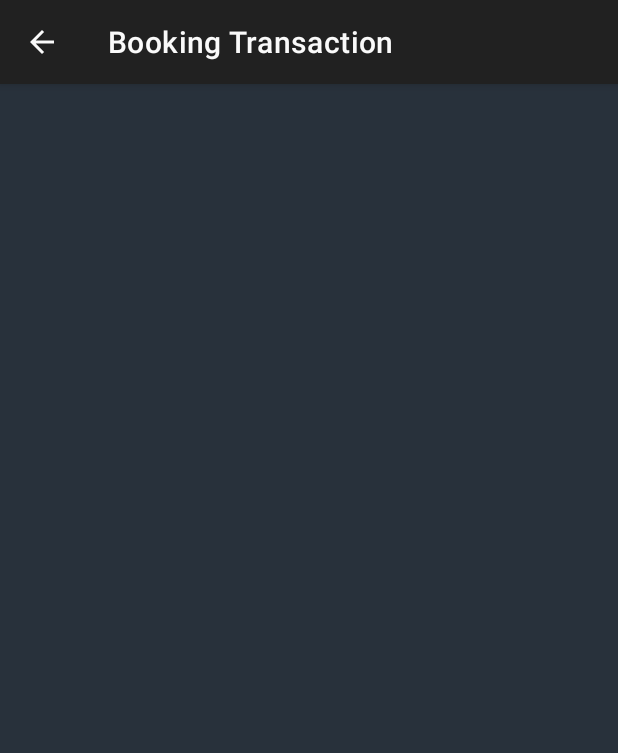
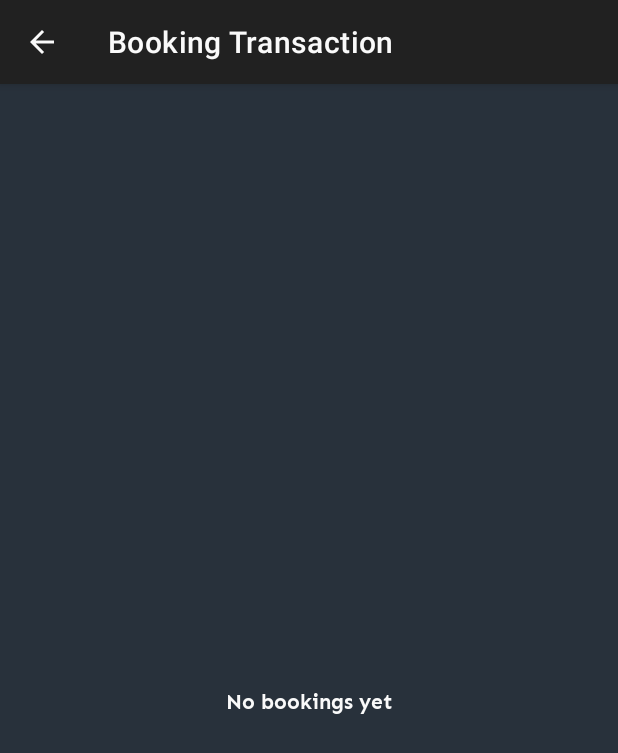
Before and after one commit to werdna521/bluejack-kos, an Android app: the BookingActivity screen opened directly, with no data from a screen before it, on a phone screen of 412 x 824 dp. Shown: the top 753 px of the screen. Run offline under Robolectric (Android 15) with nearby library versions, the phone set to English and light mode, and no system bars.

Commit message:
Add label when there is no booking

```diff
--- a/app/src/main/java/app/android/werdna/bluejack/kos/activities/BookingActivity.java
+++ b/app/src/main/java/app/android/werdna/bluejack/kos/activities/BookingActivity.java
@@ -4,6 +4,8 @@ import android.content.Context;
 import android.content.Intent;
 import android.os.Bundle;
 import android.view.MenuItem;
+import android.view.View;
+import android.widget.TextView;
 
 import androidx.annotation.Nullable;
 import androidx.appcompat.app.AppCompatActivity;
@@ -23,8 +25,6 @@ import app.android.werdna.bluejack.kos.pojos.User;
 
 public class BookingActivity extends AppCompatActivity {
 
-    private User _user;
-
     public static Intent createIntent(Context context, User _user) {
         Intent intent = new Intent(context, BookingActivity.class);
         intent.putExtra("user", _user);
@@ -36,16 +36,23 @@ public class BookingActivity extends AppCompatActivity {
         super.onCreate(savedInstanceState);
         setContentView(R.layout.activity_booking);
 
-        _user = getIntent().getParcelableExtra("user");
+        User user = getIntent().getParcelableExtra("user");
         ArrayList<BookingTransaction> bookingTransactions = filterBookings(BookingTransactionDb.getDb().getAll(),
-                _user);
+                user);
 
         RecyclerView recyclerView = findViewById(R.id.booking_recycler);
         MaterialToolbar toolbar = findViewById(R.id.toolbar);
+        TextView noBooking = findViewById(R.id.no_booking_text);
+
+        if (bookingTransactions.size() == 0) {
+            noBooking.setVisibility(View.VISIBLE);
+        }
+
         setSupportActionBar(toolbar);
         Objects.requireNonNull(getSupportActionBar()).setDisplayHomeAsUpEnabled(true);
 
-        BookingAdapter adapter = new BookingAdapter(bookingTransactions, BookingActivity.this, _user);
+        BookingAdapter adapter = new BookingAdapter(bookingTransactions, BookingActivity.this,
+                user, noBooking);
         LinearLayoutManager layoutManager = new LinearLayoutManager(BookingActivity.this);
         recyclerView.setLayoutManager(layoutManager);
         recyclerView.setAdapter(adapter);
--- a/app/src/main/java/app/android/werdna/bluejack/kos/activities/KosDetailActivity.java
+++ b/app/src/main/java/app/android/werdna/bluejack/kos/activities/KosDetailActivity.java
@@ -64,6 +64,8 @@ public class KosDetailActivity extends AppCompatActivity {
         _kosLongitude = findViewById(R.id.kos_detail_longitude);
         _toolbar = findViewById(R.id.detail_toolbar);
 
+        _toolbar.setTitle(_kos.getName());
+
         setSupportActionBar(_toolbar);
         Objects.requireNonNull(getSupportActionBar()).setDisplayHomeAsUpEnabled(true);
 
@@ -86,7 +88,6 @@ public class KosDetailActivity extends AppCompatActivity {
         _kosDesc.setText(String.format(Locale.US, "Desc: %s", _kos.getDesc()));
         _kosLatitude.setText(String.format(Locale.US, "Latitude: %s", _kos.getLatitude()));
         _kosLongitude.setText(String.format(Locale.US, "Longitude: %s", _kos.getLongitude()));
-        _toolbar.setTitle(_kos.getName());
     }
 
     private int getLastIdNumber() {
--- a/app/src/main/java/app/android/werdna/bluejack/kos/adapter/BookingAdapter.java
+++ b/app/src/main/java/app/android/werdna/bluejack/kos/adapter/BookingAdapter.java
@@ -30,12 +30,14 @@ public class BookingAdapter extends RecyclerView.Adapter<BookingAdapter.BookingH
     private ArrayList<BookingTransaction> _bookingTransactions;
     private Context _context;
     private User _user;
+    private TextView _noBooking;
 
     public BookingAdapter(ArrayList<BookingTransaction> bookingTransactions, Context context,
-                          User user) {
+                          User user, TextView noBooking) {
         _bookingTransactions = bookingTransactions;
         _context = context;
         _user = user;
+        _noBooking = noBooking;
     }
 
     private void updateData(ArrayList<BookingTransaction> bts) {
@@ -67,6 +69,11 @@ public class BookingAdapter extends RecyclerView.Adapter<BookingAdapter.BookingH
             public void onPositiveButtonClick() {
                 updateData(filterBookings(BookingTransactionDb.getDb().getAll(), _user));
                 notifyDataSetChanged();
+                if (_bookingTransactions.size() == 0) {
+                    _noBooking.setVisibility(View.VISIBLE);
+                } else {
+                    _noBooking.setVisibility(View.GONE);
+                }
             }
         });
     }
--- a/app/src/main/res/layout/activity_booking.xml
+++ b/app/src/main/res/layout/activity_booking.xml
@@ -26,4 +26,17 @@
         android:layout_marginBottom="24dp"
         app:layout_behavior="com.google.android.material.appbar.AppBarLayout$ScrollingViewBehavior" />
 
+    <TextView
+        android:id="@+id/no_booking_text"
+        android:layout_width="match_parent"
+        android:layout_height="wrap_content"
+        android:textAlignment="center"
+        android:textSize="14sp"
+        android:textColor="@color/white"
+        android:fontFamily="@font/sen_bold"
+        android:text="@string/no_bookings_yet"
+        android:layout_gravity="center"
+        android:visibility="gone"
+        app:layout_behavior="com.google.android.material.appbar.AppBarLayout$ScrollingViewBehavior"/>
+
 </androidx.coordinatorlayout.widget.CoordinatorLayout>
--- a/app/src/main/res/values/strings.xml
+++ b/app/src/main/res/values/strings.xml
@@ -34,4 +34,6 @@
     <string name="book">Book</string>
     <string name="booking_success">Booking successful</string>
     <string name="booking_transaction">Booking Transaction</string>
+    <string name="username_not_registered">Username not registered</string>
+    <string name="no_bookings_yet">No bookings yet</string>
 </resources>
```
Also changed, not shown: app/src/main/java/app/android/werdna/bluejack/kos/activities/MainActivity.java (+16 -3 lines).
